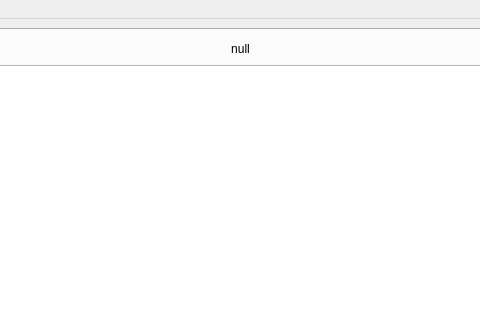
Before: the Qt Designer form cjk-trainer/ui/MainWindow.ui in mruiz42/cjk-trainer, drawn with Qt 5; both pictures show x 383 to 863 and y 0 to 320 of the 960 by 720 pixel window.
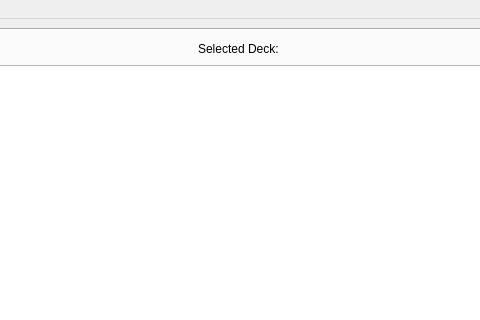
After: the same form once the commit is applied. The open tabs and pages were chosen to show the change. Icons and pictures are not drawn.

Commit message: The buttons aren't interacting correctly

Diff of the .ui file:
```diff
--- a/cjk-trainer/ui/MainWindow.ui
+++ b/cjk-trainer/ui/MainWindow.ui
@@ -201,7 +201,7 @@
               <item>
                <widget class="QLabel" name="deckName">
                 <property name="text">
-                 <string>null</string>
+                 <string>Selected Deck: </string>
                 </property>
                 <property name="alignment">
                  <set>Qt::AlignCenter</set>
```
Left out of the diff: 20 changed lines with no effect on the pictures. The commit also changes 2 other files.
